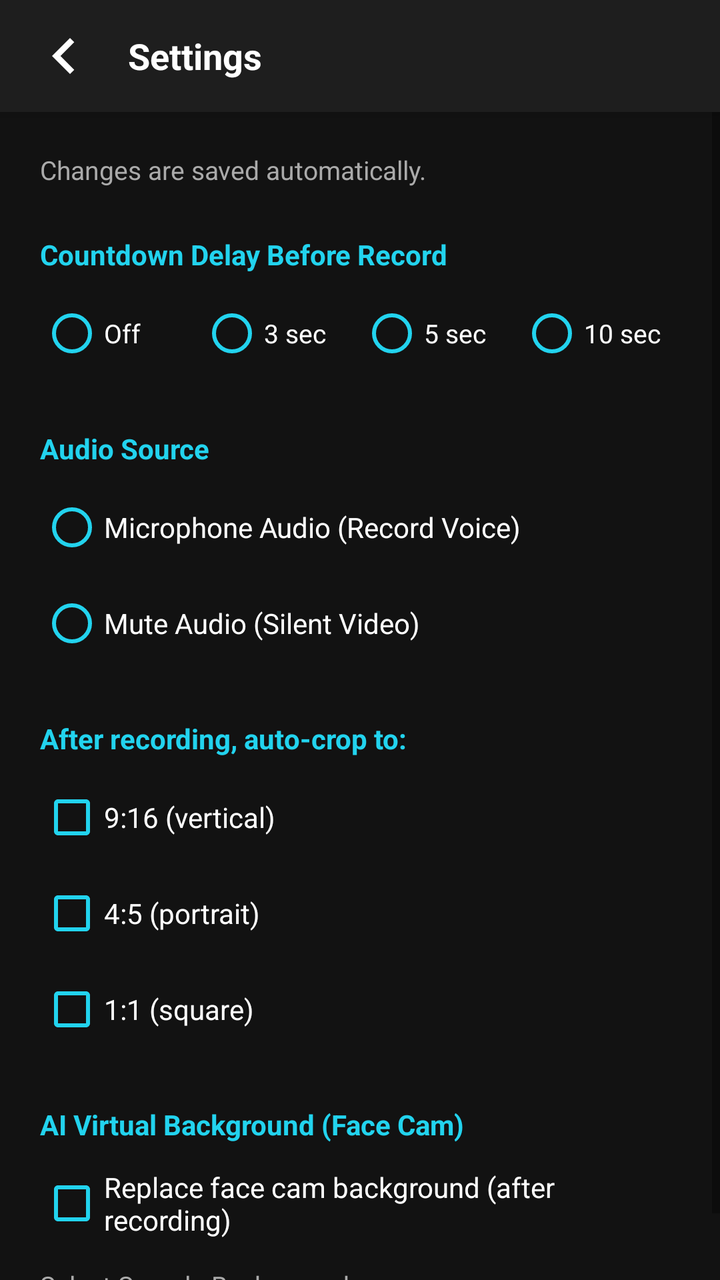
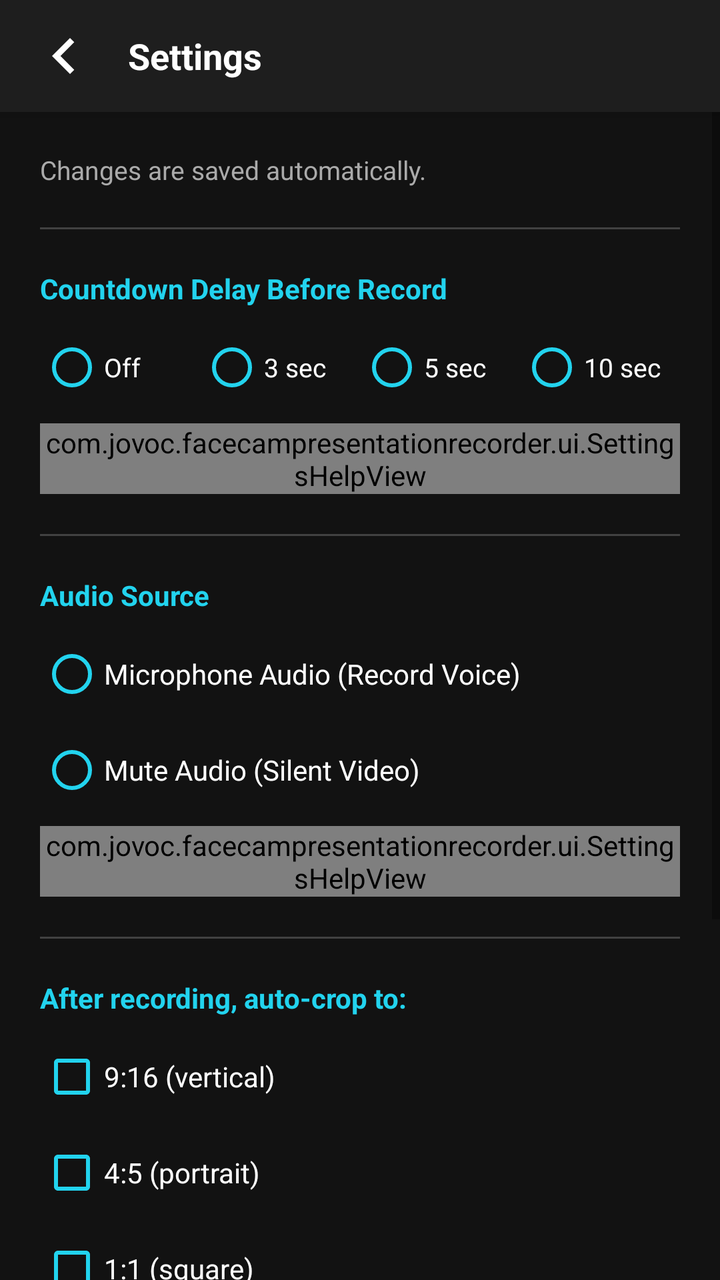

An Android layout rendered at two revisions. The XML below is the earlier revision; the diff shows what the commit changed to produce the second picture.
<!-- AndroidManifest.xml: application theme Theme.CustomScreen -->
<!-- res/layout/activity_settings.xml -->
<?xml version="1.0" encoding="utf-8"?>
<LinearLayout xmlns:android="http://schemas.android.com/apk/res/android"
    xmlns:app="http://schemas.android.com/apk/res-auto"
    android:layout_width="match_parent"
    android:layout_height="match_parent"
    android:background="#121212"
    android:orientation="vertical">

    <RelativeLayout
        android:layout_width="match_parent"
        android:layout_height="56dp"
        android:background="#1E1E1E"
        android:elevation="4dp"
        android:paddingStart="8dp"
        android:paddingEnd="16dp">

        <ImageButton
            android:id="@+id/btn_back"
            android:layout_width="48dp"
            android:layout_height="48dp"
            android:layout_alignParentStart="true"
            android:layout_centerVertical="true"
            android:background="?attr/selectableItemBackgroundBorderless"
            android:contentDescription="Back"
            android:src="@drawable/ic_chevron_left"
            app:tint="#FFFFFF" />

        <TextView
            android:layout_width="wrap_content"
            android:layout_height="wrap_content"
            android:layout_centerVertical="true"
            android:layout_marginStart="8dp"
            android:layout_toEndOf="@id/btn_back"
            android:text="@string/set_title"
            android:textColor="#FFFFFF"
            android:textSize="18sp"
            android:textStyle="bold" />
    </RelativeLayout>

    <ScrollView
        android:layout_width="match_parent"
        android:layout_height="0dp"
        android:layout_weight="1"
        android:clipToPadding="false"
        android:fillViewport="true">

        <LinearLayout
            android:layout_width="match_parent"
            android:layout_height="wrap_content"
            android:orientation="vertical"
            android:padding="20dp">

            <TextView
                android:layout_width="match_parent"
                android:layout_height="wrap_content"
                android:text="@string/set_autosave_hint"
                android:textColor="#AAAAAA"
                android:textSize="13sp" />

            
            <LinearLayout
                android:id="@+id/permissions_section"
                android:layout_width="match_parent"
                android:layout_height="wrap_content"
                android:layout_marginTop="24dp"
                android:orientation="vertical"
                android:visibility="gone">

                <TextView
                    android:layout_width="match_parent"
                    android:layout_height="wrap_content"
                    android:layout_marginBottom="6dp"
                    android:text="@string/set_permissions_header"
                    android:textColor="#FFB347"
                    android:textSize="14sp"
                    android:textStyle="bold" />

                <LinearLayout
                    android:id="@+id/permissions_container"
                    android:layout_width="match_parent"
                    android:layout_height="wrap_content"
                    android:orientation="vertical" />
            </LinearLayout>

            
            <TextView
                android:layout_width="match_parent"
                android:layout_height="wrap_content"
                android:layout_marginTop="24dp"
                android:layout_marginBottom="6dp"
                android:text="@string/set_countdown_header"
                android:textColor="#22D3EE"
                android:textSize="14sp"
                android:textStyle="bold" />

            <RadioGroup
                android:id="@+id/rg_countdown"
                android:layout_width="match_parent"
                android:layout_height="wrap_content"
                android:orientation="horizontal">

                <RadioButton
                    android:id="@+id/rb_countdown_0"
                    android:layout_width="0dp"
                    android:layout_height="wrap_content"
                    android:layout_weight="1"
                    android:buttonTint="#22D3EE"
                    android:minHeight="48dp"
                    android:text="@string/set_countdown_off"
                    android:textColor="#FFFFFF"
                    android:textSize="13sp" />

                <RadioButton
                    android:id="@+id/rb_countdown_3"
                    android:layout_width="0dp"
                    android:layout_height="wrap_content"
                    android:layout_weight="1"
                    android:buttonTint="#22D3EE"
                    android:minHeight="48dp"
                    android:text="@string/set_countdown_3"
                    android:textColor="#FFFFFF"
                    android:textSize="13sp" />

                <RadioButton
                    android:id="@+id/rb_countdown_5"
                    android:layout_width="0dp"
                    android:layout_height="wrap_content"
                    android:layout_weight="1"
                    android:buttonTint="#22D3EE"
                    android:minHeight="48dp"
                    android:text="@string/set_countdown_5"
                    android:textColor="#FFFFFF"
                    android:textSize="13sp" />

                <RadioButton
                    android:id="@+id/rb_countdown_10"
                    android:layout_width="0dp"
                    android:layout_height="wrap_content"
                    android:layout_weight="1"
                    android:buttonTint="#22D3EE"
                    android:minHeight="48dp"
                    android:text="@string/set_countdown_10"
                    android:textColor="#FFFFFF"
                    android:textSize="13sp" />
            </RadioGroup>

            
            <TextView
                android:layout_width="match_parent"
                android:layout_height="wrap_content"
                android:layout_marginTop="24dp"
                android:layout_marginBottom="6dp"
                android:text="@string/set_audio_header"
                android:textColor="#22D3EE"
                android:textSize="14sp"
                android:textStyle="bold" />

            <RadioGroup
                android:id="@+id/rg_audio"
                android:layout_width="match_parent"
                android:layout_height="wrap_content"
                android:orientation="vertical">

                <RadioButton
                    android:id="@+id/rb_audio_mic"
                    android:layout_width="match_parent"
                    android:layout_height="wrap_content"
                    android:buttonTint="#22D3EE"
                    android:minHeight="48dp"
                    android:text="@string/set_audio_mic"
                    android:textColor="#FFFFFF"
                    android:textSize="14sp" />

                <RadioButton
                    android:id="@+id/rb_audio_mute"
                    android:layout_width="match_parent"
                    android:layout_height="wrap_content"
                    android:buttonTint="#22D3EE"
                    android:minHeight="48dp"
                    android:text="@string/set_audio_mute"
                    android:textColor="#FFFFFF"
                    android:textSize="14sp" />
            </RadioGroup>

            
            <TextView
                android:layout_width="match_parent"
                android:layout_height="wrap_content"
                android:layout_marginTop="24dp"
                android:layout_marginBottom="6dp"
                android:text="@string/set_crop_header"
                android:textColor="#22D3EE"
                android:textSize="14sp"
                android:textStyle="bold" />

            <CheckBox
                android:id="@+id/cb_crop_9_16"
                android:layout_width="match_parent"
                android:layout_height="wrap_content"
                android:buttonTint="#22D3EE"
                android:minHeight="48dp"
                android:text="@string/set_crop_9_16"
                android:textColor="#FFFFFF"
                android:textSize="14sp" />

            <CheckBox
                android:id="@+id/cb_crop_4_5"
                android:layout_width="match_parent"
                android:layout_height="wrap_content"
                android:buttonTint="#22D3EE"
                android:minHeight="48dp"
                android:text="@string/set_crop_4_5"
                android:textColor="#FFFFFF"
                android:textSize="14sp" />

            <CheckBox
                android:id="@+id/cb_crop_1_1"
                android:layout_width="match_parent"
                android:layout_height="wrap_content"
                android:buttonTint="#22D3EE"
                android:minHeight="48dp"
                android:text="@string/set_crop_1_1"
                android:textColor="#FFFFFF"
                android:textSize="14sp" />

            
            <TextView
                android:layout_width="match_parent"
                android:layout_height="wrap_content"
                android:layout_marginTop="24dp"
                android:layout_marginBottom="6dp"
                android:text="@string/set_bg_header"
                android:textColor="#22D3EE"
                android:textSize="14sp"
                android:textStyle="bold" />

            <CheckBox
                android:id="@+id/cb_bg_replace"
                android:layout_width="match_parent"
                android:layout_height="wrap_content"
                android:buttonTint="#22D3EE"
                android:minHeight="48dp"
                android:text="@string/set_bg_replace"
                android:textColor="#FFFFFF"
                android:textSize="14sp" />

            <TextView
                android:layout_width="match_parent"
                android:layout_height="wrap_content"
                android:layout_marginTop="8dp"
                android:layout_marginBottom="4dp"
                android:text="@string/set_bg_pick"
                android:textColor="#AAAAAA"
                android:textSize="13sp" />

            
            <GridLayout
                android:id="@+id/grid_bg_sample"
                android:layout_width="match_parent"
                android:layout_height="wrap_content"
                android:columnCount="2" />
        </LinearLayout>
    </ScrollView>
</LinearLayout>
<!-- resources referenced by this layout -->
<resources>
  <!-- drawable ic_chevron_left (drawable) -->
  <vector xmlns:android="http://schemas.android.com/apk/res/android"
      android:width="36dp"
      android:height="36dp"
      android:viewportWidth="24"
      android:viewportHeight="24">
    <path
        android:fillColor="#FFFFFF"
        android:pathData="M15.41,7.41L14,6l-6,6 6,6 1.41,-1.41L10.83,12z"/>
  </vector>
  <string name="set_audio_header">Audio Source</string>
  <string name="set_audio_mic">Microphone Audio (Record Voice)</string>
  <string name="set_audio_mute">Mute Audio (Silent Video)</string>
  <string name="set_autosave_hint">Changes are saved automatically.</string>
  <string name="set_bg_header">AI Virtual Background (Face Cam)</string>
  <string name="set_bg_pick">Select Sample Background:</string>
  <string name="set_bg_replace">Replace face cam background (after recording)</string>
  <string name="set_countdown_10">10 sec</string>
  <string name="set_countdown_3">3 sec</string>
  <string name="set_countdown_5">5 sec</string>
  <string name="set_countdown_header">Countdown Delay Before Record</string>
  <string name="set_countdown_off">Off</string>
  <string name="set_crop_1_1">1:1 (square)</string>
  <string name="set_crop_4_5">4:5 (portrait)</string>
  <string name="set_crop_9_16">9:16 (vertical)</string>
  <string name="set_crop_header">After recording, auto-crop to:</string>
  <string name="set_permissions_header">Permissions not granted yet</string>
  <string name="set_title">Settings</string>
  <style name="Theme.CustomScreen" parent="Theme.MaterialComponents.DayNight.NoActionBar">
          <item name="android:windowBackground">@android:color/black</item>
          <item name="android:statusBarColor">@android:color/transparent</item>
          <item name="android:navigationBarColor">@android:color/transparent</item>
          <item name="android:windowLightStatusBar">false</item>
          <item name="android:windowLightNavigationBar">false</item>
      </style>
</resources>

<!-- the commit's change to res/layout/activity_settings.xml (unified diff, before → after) -->
@@ -47,6 +47,7 @@
         <LinearLayout
             android:layout_width="match_parent"
             android:layout_height="wrap_content"
+            android:id="@+id/settings_content"
             android:orientation="vertical"
             android:padding="20dp">
 
@@ -62,9 +63,10 @@
                 android:id="@+id/permissions_section"
                 android:layout_width="match_parent"
                 android:layout_height="wrap_content"
-                android:layout_marginTop="24dp"
                 android:orientation="vertical"
                 android:visibility="gone">
+
+                <include layout="@layout/view_settings_divider" />
 
                 <TextView
                     android:layout_width="match_parent"
@@ -80,13 +82,21 @@
                     android:layout_width="match_parent"
                     android:layout_height="wrap_content"
                     android:orientation="vertical" />
+
+                <com.jovoc.facecampresentationrecorder.ui.SettingsHelpView
+                    android:layout_width="match_parent"
+                    android:layout_height="wrap_content"
+                    android:layout_marginTop="4dp"
+                    android:orientation="vertical"
+                    app:helpSection="permissions" />
             </LinearLayout>
 
             
-            <TextView
-                android:layout_width="match_parent"
-                android:layout_height="wrap_content"
-                android:layout_marginTop="24dp"
+            <include layout="@layout/view_settings_divider" />
+
+            <TextView
+                android:layout_width="match_parent"
+                android:layout_height="wrap_content"
                 android:layout_marginBottom="6dp"
                 android:text="@string/set_countdown_header"
                 android:textColor="#22D3EE"
@@ -144,11 +154,19 @@
                     android:textSize="13sp" />
             </RadioGroup>
 
-            
-            <TextView
-                android:layout_width="match_parent"
-                android:layout_height="wrap_content"
-                android:layout_marginTop="24dp"
+            <com.jovoc.facecampresentationrecorder.ui.SettingsHelpView
+                android:layout_width="match_parent"
+                android:layout_height="wrap_content"
+                android:layout_marginTop="4dp"
+                android:orientation="vertical"
+                app:helpSection="countdown" />
+
+            
+            <include layout="@layout/view_settings_divider" />
+
+            <TextView
+                android:layout_width="match_parent"
+                android:layout_height="wrap_content"
                 android:layout_marginBottom="6dp"
                 android:text="@string/set_audio_header"
                 android:textColor="#22D3EE"
@@ -182,11 +200,19 @@
                     android:textSize="14sp" />
             </RadioGroup>
 
-            
-            <TextView
-                android:layout_width="match_parent"
-                android:layout_height="wrap_content"
-                android:layout_marginTop="24dp"
+            <com.jovoc.facecampresentationrecorder.ui.SettingsHelpView
+                android:layout_width="match_parent"
+                android:layout_height="wrap_content"
+                android:layout_marginTop="4dp"
+                android:orientation="vertical"
+                app:helpSection="audio" />
+
+            
+            <include layout="@layout/view_settings_divider" />
+
+            <TextView
+                android:layout_width="match_parent"
+                android:layout_height="wrap_content"
                 android:layout_marginBottom="6dp"
                 android:text="@string/set_crop_header"
                 android:textColor="#22D3EE"
@@ -223,11 +249,19 @@
                 android:textColor="#FFFFFF"
                 android:textSize="14sp" />
 
-            
-            <TextView
-                android:layout_width="match_parent"
-                android:layout_height="wrap_content"
-                android:layout_marginTop="24dp"
+            <com.jovoc.facecampresentationrecorder.ui.SettingsHelpView
+                android:layout_width="match_parent"
+                android:layout_height="wrap_content"
+                android:layout_marginTop="4dp"
+                android:orientation="vertical"
+                app:helpSection="auto_crop" />
+
+            
+            <include layout="@layout/view_settings_divider" />
+
+            <TextView
+                android:layout_width="match_parent"
+                android:layout_height="wrap_content"
                 android:layout_marginBottom="6dp"
                 android:text="@string/set_bg_header"
                 android:textColor="#22D3EE"
@@ -259,6 +293,22 @@
                 android:layout_width="match_parent"
                 android:layout_height="wrap_content"
                 android:columnCount="2" />
+
+            <com.jovoc.facecampresentationrecorder.ui.SettingsHelpView
+                android:layout_width="match_parent"
+                android:layout_height="wrap_content"
+                android:layout_marginTop="4dp"
+                android:orientation="vertical"
+                app:helpSection="background" />
         </LinearLayout>
     </ScrollView>
 </LinearLayout>
+<!-- res/layout/view_settings_divider.xml (included above) -->
+<?xml version="1.0" encoding="utf-8"?>
+<View xmlns:android="http://schemas.android.com/apk/res/android"
+    android:layout_width="match_parent"
+    android:layout_height="1dp"
+    android:layout_marginTop="20dp"
+    android:layout_marginBottom="20dp"
+    android:background="#33FFFFFF"
+    android:importantForAccessibility="no" />
